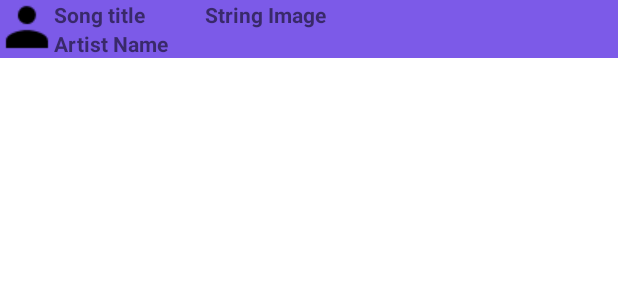
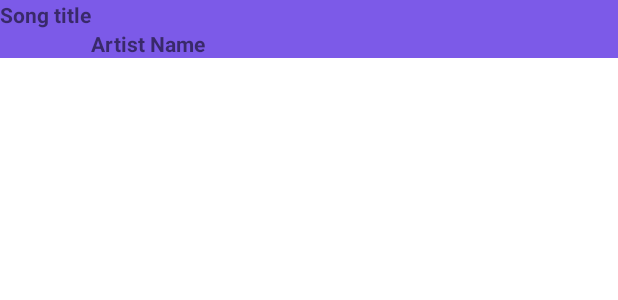
Before and after one commit to Bystron/KaraokeAppM07, an Android app: the layout item_view.xml on its own in the app's theme, with its tools: preview values and no code run, on a phone screen of 412 x 824 dp. Shown: the top 300 px of the screen. Run offline under Robolectric (Android 15) with nearby library versions, the phone set to English and light mode, and no system bars.

```diff
--- a/app/src/main/java/cat/itb/karaokeapp/adapter/TrackAdapter.java
+++ b/app/src/main/java/cat/itb/karaokeapp/adapter/TrackAdapter.java
@@ -44,7 +44,6 @@ public class TrackAdapter extends RecyclerView.Adapter<TrackAdapter.TrackHolder>
     public void onBindViewHolder(@NonNull TrackAdapter.TrackHolder holder, int position) {
         holder.textViewTrackName.setText(tracks.get(position).getTrack_name());
         holder.textViewArtistName.setText(tracks.get(position).getArtist_name());
-        holder.textViewImage.setText(tracks.get(position).getImage());
         holder.bind(this.tracks.get(position), this.itemClickListener);
     }
 
@@ -56,13 +55,11 @@ public class TrackAdapter extends RecyclerView.Adapter<TrackAdapter.TrackHolder>
     public class TrackHolder extends RecyclerView.ViewHolder {
         TextView textViewTrackName;
         TextView textViewArtistName;
-        TextView textViewImage;
 
         public TrackHolder(@NonNull View itemView) {
             super(itemView);
             textViewTrackName = itemView.findViewById(R.id.songTitle);
             textViewArtistName = itemView.findViewById(R.id.artistName);
-            textViewImage = itemView.findViewById(R.id.albumImage);
 
         }
         public void bind(final Track name, final OnItemClickListener listener) {
--- a/app/src/main/java/cat/itb/karaokeapp/apiPOJOS/Message.java
+++ b/app/src/main/java/cat/itb/karaokeapp/apiPOJOS/Message.java
@@ -4,7 +4,6 @@ import com.google.gson.annotations.SerializedName;
 
 public class Message {
     @SerializedName("body")
- //   @Expose
     private Body body;
 
     public Body getBody() {
--- a/app/src/main/java/cat/itb/karaokeapp/apiPOJOS/TrackData.java
+++ b/app/src/main/java/cat/itb/karaokeapp/apiPOJOS/TrackData.java
@@ -1,9 +1,7 @@
 package cat.itb.karaokeapp.apiPOJOS;
 
-import java.util.List;
-
 public class TrackData {
-    private String count;
+/*    private String count;
     private String next;
     private String previous;
     private List<Track> results;
@@ -38,5 +36,5 @@ public class TrackData {
 
     public void setResults(List<Track> results) {
         this.results = results;
-    }
+    }*/
 }
--- a/app/src/main/res/layout/item_view.xml
+++ b/app/src/main/res/layout/item_view.xml
@@ -4,35 +4,21 @@
     android:layout_height="wrap_content"
     android:background="#7C5AE8">
 
-    <ImageView
-        android:layout_width="wrap_content"
-        android:layout_height="wrap_content"
-        android:src="@drawable/baseline_person_black_18dp"
-        android:id="@+id/image"
-        />
+
     <TextView
         android:layout_width="wrap_content"
         android:layout_height="wrap_content"
         android:text="@string/songTitle"
-        android:layout_toRightOf="@id/image"
         android:id="@+id/songTitle"
         android:textStyle="bold"/>
 
-    <TextView
-        android:layout_width="wrap_content"
-        android:layout_height="wrap_content"
-        android:text="String Image"
-        android:layout_toRightOf="@id/songTitle"
-        android:id="@+id/albumImage"
-        android:layout_marginLeft="40dp"
-        android:textStyle="bold"/>
 
     <TextView
         android:layout_width="wrap_content"
         android:layout_height="wrap_content"
         android:id="@+id/artistName"
         android:layout_below="@id/songTitle"
-        android:layout_toRightOf="@id/image"
+        android:layout_toRightOf="@id/songTitle"
         android:text="@string/artist"
         android:textStyle="bold"/>
 </RelativeLayout>
```
Also changed, not shown: app/src/main/java/cat/itb/karaokeapp/SearchFragment.java (+20 -12 lines), app/src/main/java/cat/itb/karaokeapp/apiPOJOS/Body.java (+11 -12 lines), app/src/main/java/cat/itb/karaokeapp/apiPOJOS/Data.java (added, +16 -0 lines), app/src/main/java/cat/itb/karaokeapp/apiPOJOS/Track.java (+0 -11 lines), app/src/main/java/cat/itb/karaokeapp/apiPOJOS/TrackList.java (added, +15 -0 lines), app/src/main/java/cat/itb/karaokeapp/webservice/WebServiceClient.java (+6 -2 lines).
